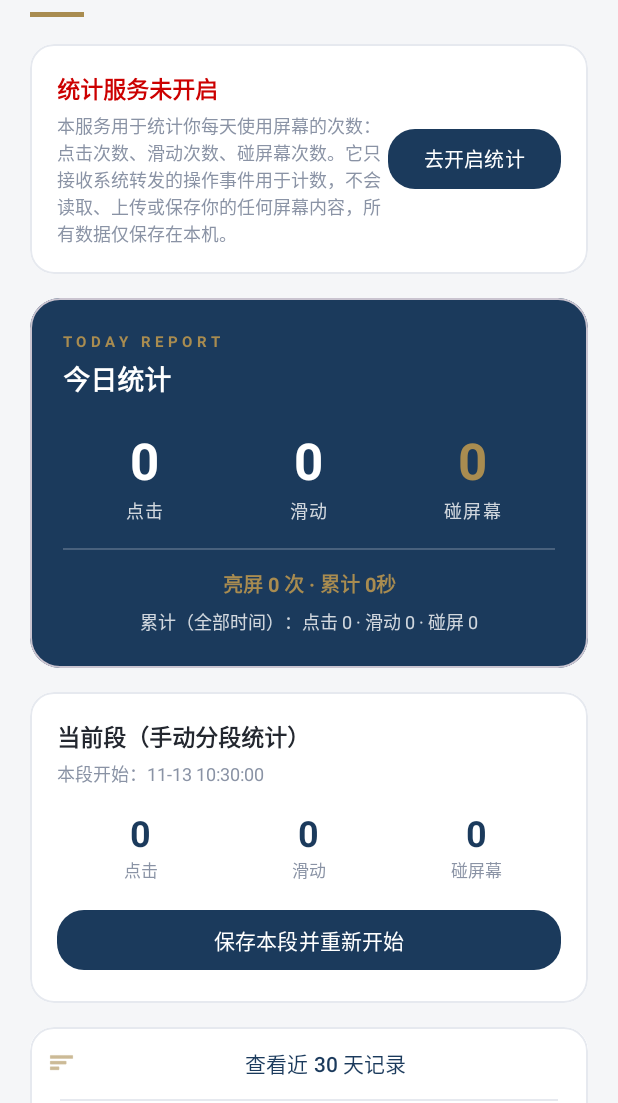
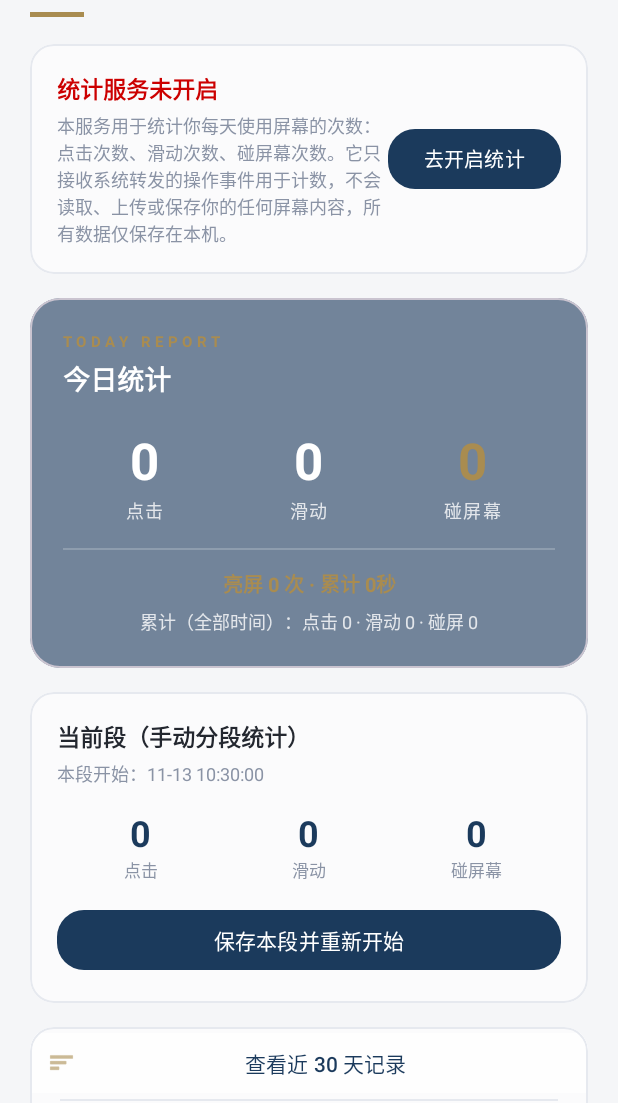
Before and after one commit to yukhughkui/tapcounter, an Android app: the screen it shows after launch (MainActivity), on a phone screen of 412 x 824 dp, the part 133-1236 px from its top. Run offline under Robolectric (Android 15) with nearby library versions, the phone set to English and light mode, and no system bars.

Commit message:
v2.2.5：商务藏青卡片对齐半透明口径，归档新 APK

```diff
--- a/app/build.gradle
+++ b/app/build.gradle
@@ -11,8 +11,8 @@ android {
         applicationId "com.tapcounter.app"
         minSdk 24
         targetSdk 35
-        versionCode 37
-        versionName "2.2.4"
+        versionCode 38
+        versionName "2.2.5"
     }
 
     buildTypes {
--- a/app/src/main/res/values/colors.xml
+++ b/app/src/main/res/values/colors.xml
@@ -8,6 +8,8 @@
     <color name="business_accent_soft">#F4EFE3</color>
     <color name="business_bg">#F5F6F8</color>
     <color name="business_card">#FFFFFF</color>
+    <color name="business_card_bg">#99FFFFFF</color>
+    <color name="business_primary_bg">#991B3A5C</color>
     <color name="business_card_border">#E6E9EF</color>
     <color name="business_card_divider">#33FFFFFF</color>
     <color name="business_text_primary">#23272F</color>
--- a/app/src/main/res/values/themes.xml
+++ b/app/src/main/res/values/themes.xml
@@ -12,8 +12,8 @@
         <item name="themeBgRank">@drawable/bg_business</item>
         <item name="themeBgSessions">@drawable/bg_business</item>
         <item name="themeCard">@color/business_card</item>
-        <item name="themeCardBg">@color/business_card</item>
-        <item name="themeCardPrimaryBg">@color/business_primary</item>
+        <item name="themeCardBg">@color/business_card_bg</item>
+        <item name="themeCardPrimaryBg">@color/business_primary_bg</item>
         <item name="themeCardBorder">@color/business_card_border</item>
         <item name="themeCardDivider">@color/business_card_divider</item>
         <item name="themeTextPrimary">@color/business_text_primary</item>
```
Also changed, not shown: 2 other files.
